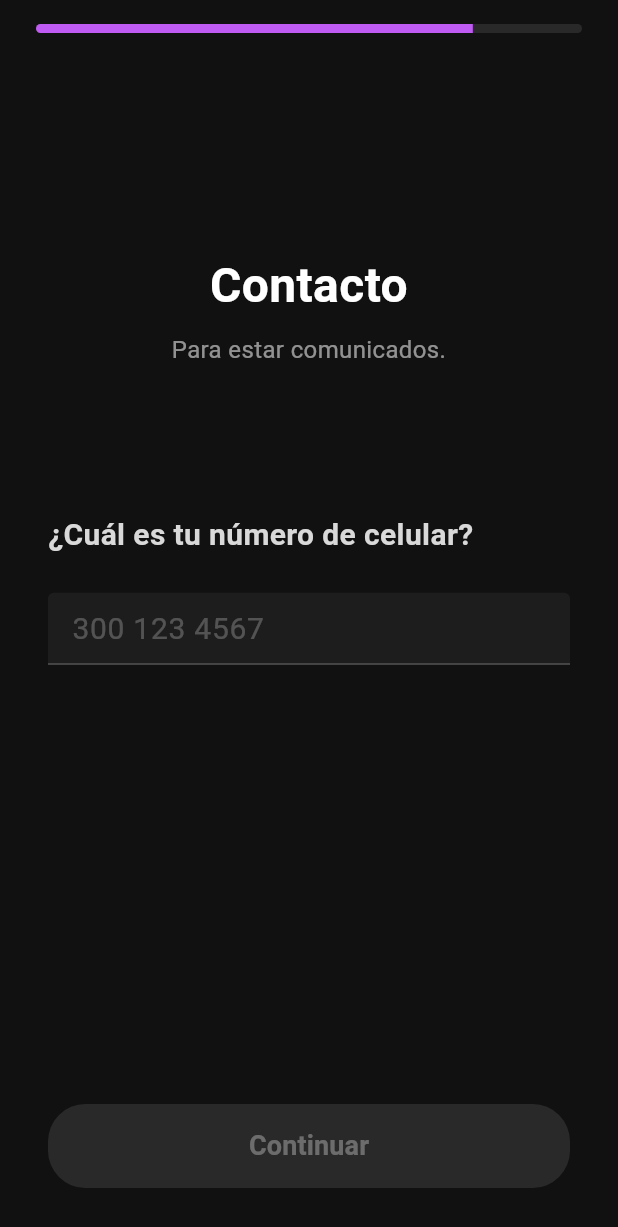
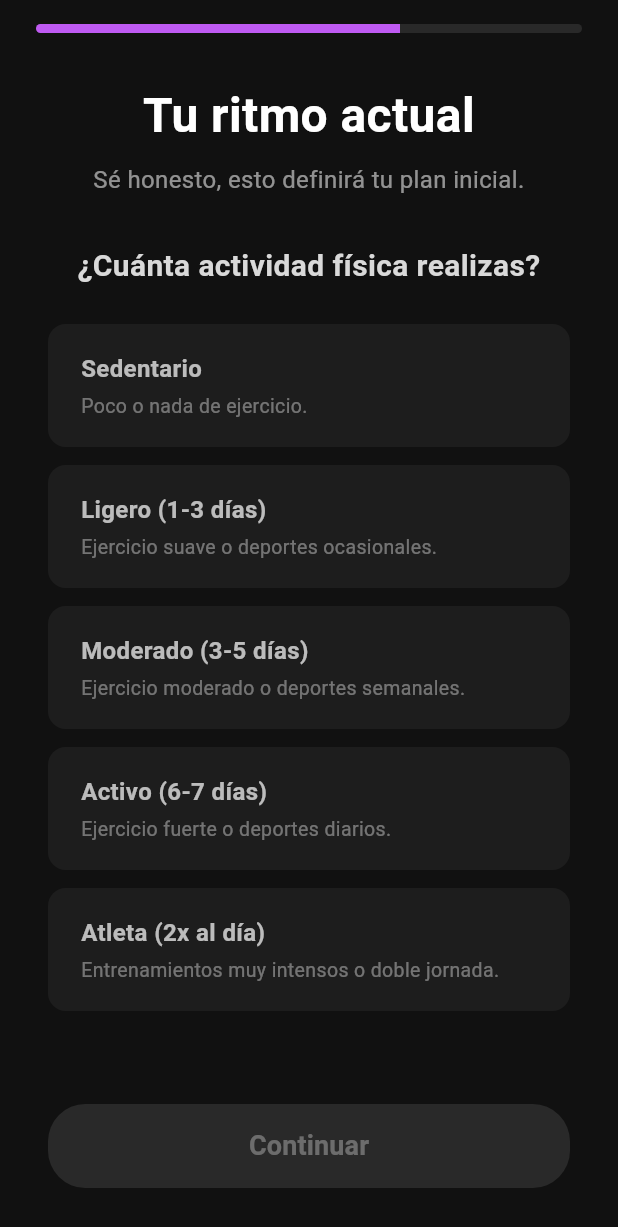
Before and after one commit to sebastianocamporoa/entrenador, a Flutter app: the ClientOnboardingWizard screen opened directly, swiped to page 4, on a phone screen of 412 x 824 dp. Shown: the top 1227 px of the screen. Run offline on Flutter 3.47's test engine with Material 3 defaults, Android fonts, the phone set to English and light mode, and no system bars; our stand-ins replace flutter_native_splash, image_picker, open_filex, pdf, supabase_flutter, syncfusion_flutter_calendar; accounts and stored records are empty.

Commit message:
se agrega paso de actividad fisica en el wizard

```diff
--- a/lib/features/client_onboarding/client_onboarding_wizard.dart
+++ b/lib/features/client_onboarding/client_onboarding_wizard.dart
@@ -12,18 +12,17 @@ class _ClientOnboardingWizardState extends State<ClientOnboardingWizard> {
   final PageController _pageCtrl = PageController();
   final _supa = Supabase.instance.client;
 
-  // --- VARIABLES DE DATOS ---
   String? _selectedSex;
-  final TextEditingController _heightCtrl = TextEditingController(); // Nuevo
-  final TextEditingController _weightCtrl = TextEditingController(); // Nuevo
+  final TextEditingController _heightCtrl = TextEditingController();
+  final TextEditingController _weightCtrl = TextEditingController();
   final TextEditingController _phoneCtrl = TextEditingController();
+  String? _activityLevel;
   final TextEditingController _goalCtrl = TextEditingController();
 
   int _currentPage = 0;
   bool _isLoading = false;
 
-  // Ahora son 5 pasos: Sexo -> Altura -> Peso -> Teléfono -> Meta
-  final int _totalSteps = 5;
+  final int _totalSteps = 6;
 
   @override
   void dispose() {
@@ -51,7 +50,6 @@ class _ClientOnboardingWizardState extends State<ClientOnboardingWizard> {
     try {
       final userId = _supa.auth.currentUser!.id;
 
-      // 1. Buscar el ID interno en app_user
       final appUser = await _supa
           .from('app_user')
           .select('id')
@@ -60,14 +58,13 @@ class _ClientOnboardingWizardState extends State<ClientOnboardingWizard> {
 
       final internalUserId = appUser['id'];
 
-      // 2. Actualizar la tabla CLIENTS y devolver el ID del cliente
-      // Usamos .select() al final para obtener el ID de la fila que acabamos de actualizar
       final clientData = await _supa
           .from('clients')
           .update({
             'sex': _selectedSex,
             'phone': _phoneCtrl.text.trim(),
             'goal': _goalCtrl.text.trim(),
+            'activity_level': _activityLevel,
           })
           .eq('app_user_id', internalUserId)
           .select('id')
@@ -75,8 +72,6 @@ class _ClientOnboardingWizardState extends State<ClientOnboardingWizard> {
 
       final clientId = clientData['id'];
 
-      // 3. Insertar en la tabla MEASUREMENTS
-      // Parseamos los textos a números
       final double? weight = double.tryParse(
         _weightCtrl.text.replaceAll(',', '.'),
       );
@@ -86,22 +81,17 @@ class _ClientOnboardingWizardState extends State<ClientOnboardingWizard> {
 
       await _supa.from('measurements').insert({
         'client_id': clientId,
-        'date_at': DateTime.now()
-            .toIso8601String()
-            .split('T')
-            .first, // Solo fecha YYYY-MM-DD
+        'date_at': DateTime.now().toIso8601String().split('T').first,
         'weight_kg': weight,
         'height_cm': height,
-        // Los otros campos (chest, waist, etc) quedan en null por ahora
       });
 
       if (!mounted) return;
-
-      Navigator.of(context).pop(true); // Éxito
+      Navigator.of(context).pop(true);
     } catch (e) {
       ScaffoldMessenger.of(
         context,
-      ).showSnackBar(SnackBar(content: Text('Error guardando datos: $e')));
+      ).showSnackBar(SnackBar(content: Text('Error: $e')));
     } finally {
       if (mounted) setState(() => _isLoading = false);
     }
@@ -118,7 +108,6 @@ class _ClientOnboardingWizardState extends State<ClientOnboardingWizard> {
       body: SafeArea(
         child: Column(
           children: [
-            // BARRA DE PROGRESO
             Padding(
               padding: const EdgeInsets.symmetric(horizontal: 24, vertical: 16),
               child: ClipRRect(
@@ -131,15 +120,12 @@ class _ClientOnboardingWizardState extends State<ClientOnboardingWizard> {
                 ),
               ),
             ),
-
-            // CONTENIDO
             Expanded(
               child: PageView(
                 controller: _pageCtrl,
                 physics: const NeverScrollableScrollPhysics(),
                 onPageChanged: (i) => setState(() => _currentPage = i),
                 children: [
-                  // 1. SEXO
                   _buildStep(
                     title: 'Comencemos',
                     subtitle: 'Esto nos ayuda a calcular tus métricas base.',
@@ -165,8 +151,6 @@ class _ClientOnboardingWizardState extends State<ClientOnboardingWizard> {
                       ],
                     ),
                   ),
-
-                  // 2. ALTURA (Nuevo)
                   _buildStep(
                     title: 'Datos corporales',
                     subtitle: 'Para ajustar los ejercicios a ti.',
@@ -178,8 +162,6 @@ class _ClientOnboardingWizardState extends State<ClientOnboardingWizard> {
                       onChanged: (_) => setState(() {}),
                     ),
                   ),
-
-                  // 3. PESO (Nuevo)
                   _buildStep(
                     title: 'Punto de partida',
                     subtitle: 'Veremos tu progreso desde aquí.',
@@ -191,8 +173,66 @@ class _ClientOnboardingWizardState extends State<ClientOnboardingWizard> {
                       onChanged: (_) => setState(() {}),
                     ),
                   ),
-
-                  // 4. TELÉFONO
+                  _buildStep(
+                    title: 'Tu ritmo actual',
+                    subtitle: 'Sé honesto, esto definirá tu plan inicial.',
+                    question: '¿Cuánta actividad física realizas?',
+                    isValid: _activityLevel != null,
+                    content: Expanded(
+                      child: SingleChildScrollView(
+                        physics: const BouncingScrollPhysics(),
+                        child: Column(
+                          children: [
+                            _ActivityCard(
+                              title: 'Sedentario',
+                              desc: 'Poco o nada de ejercicio.',
+                              value: 'sedentary',
+                              groupValue: _activityLevel,
+                              onTap: (v) => setState(() => _activityLevel = v),
+                              color: primaryColor,
+                            ),
+                            const SizedBox(height: 12),
+                            _ActivityCard(
+                              title: 'Ligero (1-3 días)',
+                              desc: 'Ejercicio suave o deportes ocasionales.',
+                              value: 'light',
+                              groupValue: _activityLevel,
+                              onTap: (v) => setState(() => _activityLevel = v),
+                              color: primaryColor,
+                            ),
+                            const SizedBox(height: 12),
+                            _ActivityCard(
+                              title: 'Moderado (3-5 días)',
+                              desc: 'Ejercicio moderado o deportes semanales.',
+                              value: 'moderate',
+                              groupValue: _activityLevel,
+                              onTap: (v) => setState(() => _activityLevel = v),
+                              color: primaryColor,
+                            ),
+                            const SizedBox(height: 12),
+                            _ActivityCard(
+                              title: 'Activo (6-7 días)',
+                              desc: 'Ejercicio fuerte o deportes diarios.',
+                              value: 'active',
+                              groupValue: _activityLevel,
+                              onTap: (v) => setState(() => _activityLevel = v),
+                              color: primaryColor,
+                            ),
+                            const SizedBox(height: 12),
+                            _ActivityCard(
+                              title: 'Atleta (2x al día)',
+                              desc:
+                                  'Entrenamientos muy intensos o doble jornada.',
+                              value: 'athlete',
+                              groupValue: _activityLevel,
+                              onTap: (v) => setState(() => _activityLevel = v),
+                              color: primaryColor,
+                            ),
+                          ],
+                        ),
+                      ),
+                    ),
+                  ),
                   _buildStep(
                     title: 'Contacto',
                     subtitle: 'Para estar comunicados.',
@@ -205,8 +245,6 @@ class _ClientOnboardingWizardState extends State<ClientOnboardingWizard> {
                       onChanged: (_) => setState(() {}),
                     ),
                   ),
-
-                  // 5. META
                   _buildStep(
                     title: 'La Meta',
                     subtitle: 'Lo más importante es saber a dónde vas.',
@@ -230,8 +268,6 @@ class _ClientOnboardingWizardState extends State<ClientOnboardingWizard> {
     );
   }
 
-  // --- WIDGETS REUTILIZABLES PARA QUE EL CÓDIGO SEA LIMPIO ---
-
   Widget _buildStep({
     required String title,
     required String subtitle,
@@ -241,11 +277,10 @@ class _ClientOnboardingWizardState extends State<ClientOnboardingWizard> {
     bool isLast = false,
   }) {
     return Padding(
-      padding: const EdgeInsets.all(32.0),
+      padding: const EdgeInsets.fromLTRB(32, 16, 32, 32),
       child: Column(
         crossAxisAlignment: CrossAxisAlignment.stretch,
         children: [
-          const Spacer(flex: 1),
           Text(
             title,
             style: const TextStyle(
@@ -261,9 +296,10 @@ class _ClientOnboardingWizardState extends State<ClientOnboardingWizard> {
             style: const TextStyle(fontSize: 16, color: Colors.white54),
             textAlign: TextAlign.center,
           ),
-          const Spacer(flex: 1),
+          const SizedBox(height: 32),
           Text(
             question,
+            textAlign: TextAlign.center,
             style: const TextStyle(
               fontSize: 20,
               fontWeight: FontWeight.w600,
@@ -271,8 +307,8 @@ class _ClientOnboardingWizardState extends State<ClientOnboardingWizard> {
             ),
           ),
           const SizedBox(height: 24),
-          content,
-          const Spacer(flex: 3),
+          content is Expanded ? content : Expanded(child: content),
+          const SizedBox(height: 24),
           SizedBox(
             height: 56,
             child: FilledButton(
@@ -307,7 +343,6 @@ class _ClientOnboardingWizardState extends State<ClientOnboardingWizard> {
   }
 }
 
-// Widget para inputs numéricos grandes (Peso / Altura)
 class _NumberInput extends StatelessWidget {
   final TextEditingController controller;
   final String suffix;
@@ -352,7 +387,6 @@ class _NumberInput extends StatelessWidget {
   }
 }
 
-// Widget para inputs de texto normales
 class _TextInput extends StatelessWidget {
   final TextEditingController controller;
   final String hint;
@@ -447,3 +481,74 @@ class _GenderCard extends StatelessWidget {
     );
   }
 }
+
+class _ActivityCard extends StatelessWidget {
+  final String title;
+  final String desc;
+  final String value;
+  final String? groupValue;
+  final Function(String) onTap;
+  final Color color;
+
+  const _ActivityCard({
+    required this.title,
+    required this.desc,
+    required this.value,
+    required this.groupValue,
+    required this.onTap,
+    required this.color,
+  });
+
+  @override
+  Widget build(BuildContext context) {
+    final isSelected = value == groupValue;
+
+    return GestureDetector(
+      onTap: () => onTap(value),
+      child: AnimatedContainer(
+        duration: const Duration(milliseconds: 200),
+        padding: const EdgeInsets.symmetric(vertical: 16, horizontal: 20),
+        decoration: BoxDecoration(
+          color: isSelected
+              ? color.withOpacity(0.2)
+              : Colors.white.withOpacity(0.05),
+          borderRadius: BorderRadius.circular(12),
+          border: Border.all(
+            color: isSelected ? color : Colors.transparent,
+            width: 2,
+          ),
+        ),
+        child: Row(
+          children: [
+            Expanded(
+              child: Column(
+                crossAxisAlignment: CrossAxisAlignment.start,
+                children: [
+                  Text(
+                    title,
+                    style: TextStyle(
+                      color: isSelected ? Colors.white : Colors.white70,
+                      fontSize: 16,
+                      fontWeight: isSelected
+                          ? FontWeight.bold
+                          : FontWeight.w600,
+                    ),
+                  ),
+                  const SizedBox(height: 4),
+                  Text(
+                    desc,
+                    style: TextStyle(
+                      color: isSelected ? Colors.white70 : Colors.white38,
+                      fontSize: 13,
+                    ),
+                  ),
+                ],
+              ),
+            ),
+            if (isSelected) Icon(Icons.check_circle, color: color, size: 24),
+          ],
+        ),
+      ),
+    );
+  }
+}
```
Also changed, not shown: lib/features/client_home/client_home_screen.dart (+14 -8 lines), lib/features/client_home/main_layout_screen.dart (+60 -41 lines).
